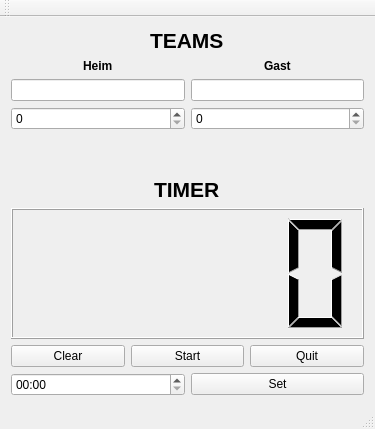
First picture: the form in mainwindow.ui, repository BjoernDaase/GameControl, before the edit.
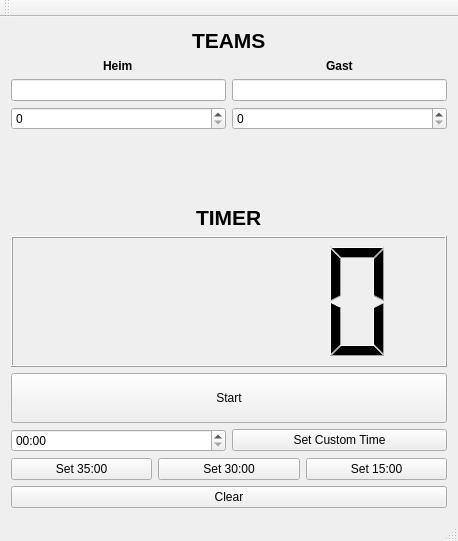
Second picture: the form after the edit.

Commit message: Update Timer Layout

The edit to the form file:
```diff
--- a/mainwindow.ui
+++ b/mainwindow.ui
@@ -6,8 +6,8 @@
    <rect>
     <x>0</x>
     <y>0</y>
-    <width>375</width>
-    <height>429</height>
+    <width>458</width>
+    <height>541</height>
    </rect>
   </property>
   <property name="font">
@@ -138,29 +138,17 @@
      </widget>
     </item>
     <item>
-     <layout class="QHBoxLayout" name="horizontalLayout">
-      <item>
-       <widget class="QPushButton" name="clearButton">
-        <property name="text">
-         <string>Clear</string>
-        </property>
-       </widget>
-      </item>
-      <item>
-       <widget class="QPushButton" name="startButton">
-        <property name="text">
-         <string>Start</string>
-        </property>
-       </widget>
-      </item>
-      <item>
-       <widget class="QPushButton" name="quitButton">
-        <property name="text">
-         <string>Quit</string>
-        </property>
-       </widget>
-      </item>
-     </layout>
+     <widget class="QPushButton" name="startButton">
+      <property name="minimumSize">
+       <size>
+        <width>0</width>
+        <height>50</height>
+       </size>
+      </property>
+      <property name="text">
+       <string>Start</string>
+      </property>
+     </widget>
     </item>
     <item>
      <layout class="QHBoxLayout" name="horizontalLayout_3">
@@ -174,7 +162,43 @@
       <item>
        <widget class="QPushButton" name="setButton">
         <property name="text">
-         <string>Set</string>
+         <string>Set Custom Time</string>
+        </property>
+       </widget>
+      </item>
+     </layout>
+    </item>
+    <item>
+     <layout class="QHBoxLayout" name="horizontalLayout_7">
+      <item>
+       <widget class="QPushButton" name="pushButton_3">
+        <property name="text">
+         <string>Set 35:00</string>
+        </property>
+       </widget>
+      </item>
+      <item>
+       <widget class="QPushButton" name="pushButton_2">
+        <property name="text">
+         <string>Set 30:00</string>
+        </property>
+       </widget>
+      </item>
+      <item>
+       <widget class="QPushButton" name="pushButton">
+        <property name="text">
+         <string>Set 15:00</string>
+        </property>
+       </widget>
+      </item>
+     </layout>
+    </item>
+    <item>
+     <layout class="QHBoxLayout" name="horizontalLayout">
+      <item>
+       <widget class="QPushButton" name="clearButton">
+        <property name="text">
+         <string>Clear</string>
         </property>
        </widget>
       </item>
```
Left out of the diff: 4 changed lines with no effect on the pictures. The commit also changes 1 other file.
